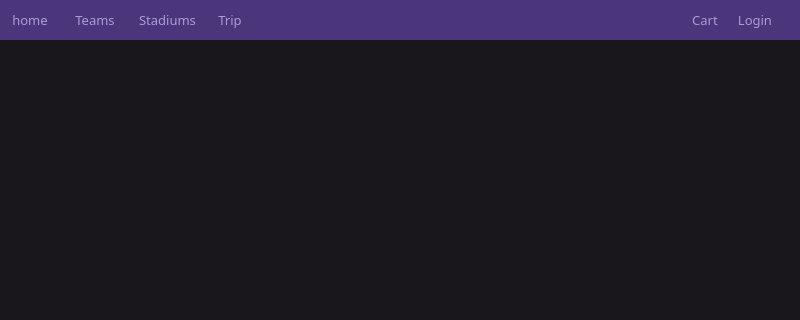
cs1d-baseballproject/Baseball-Project---CS1D, file BaseballProject/mainwindow.ui: the form before one commit; both pictures show x 0 to 800 and y 0 to 320 of the 800 by 600 pixel window.
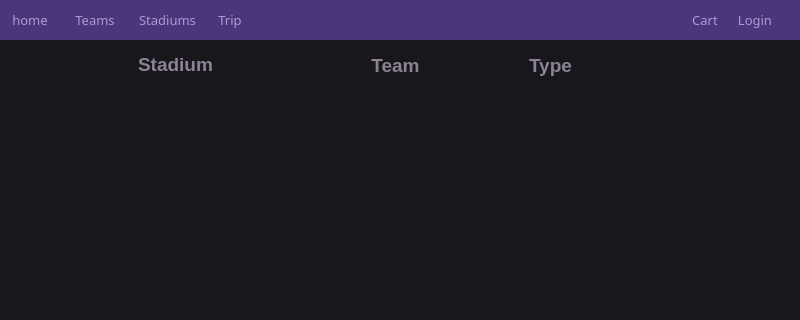
The form after the commit. The open tabs and pages were chosen to show the change.

Commit message: stadium listings complete

What changed in the file:
```diff
--- a/BaseballProject/mainwindow.ui
+++ b/BaseballProject/mainwindow.ui
@@ -1721,7 +1721,155 @@
       </property>
      </widget>
     </widget>
-    <widget class="QWidget" name="stadiumsPage"/>
+    <widget class="QWidget" name="stadiumsPage">
+     <widget class="QListWidget" name="stadiumList">
+      <property name="geometry">
+       <rect>
+        <x>40</x>
+        <y>40</y>
+        <width>271</width>
+        <height>491</height>
+       </rect>
+      </property>
+      <property name="styleSheet">
+       <string notr="true">QListWidget {alternate-background-color: rgb(42, 38, 47); background-color: rgb(25, 23, 28); color: rgb(255, 255, 255)}</string>
+      </property>
+      <property name="frameShape">
+       <enum>QFrame::NoFrame</enum>
+      </property>
+      <property name="frameShadow">
+       <enum>QFrame::Plain</enum>
+      </property>
+      <property name="alternatingRowColors">
+       <bool>true</bool>
+      </property>
+     </widget>
+     <widget class="QListWidget" name="stadiumTeamList">
+      <property name="geometry">
+       <rect>
+        <x>310</x>
+        <y>40</y>
+        <width>171</width>
+        <height>491</height>
+       </rect>
+      </property>
+      <property name="styleSheet">
+       <string notr="true">QListWidget {alternate-background-color: rgb(42, 38, 47); background-color: rgb(25, 23, 28); color: rgb(255, 255, 255)}</string>
+      </property>
+      <property name="frameShape">
+       <enum>QFrame::NoFrame</enum>
+      </property>
+      <property name="frameShadow">
+       <enum>QFrame::Plain</enum>
+      </property>
+      <property name="alternatingRowColors">
+       <bool>true</bool>
+      </property>
+     </widget>
+     <widget class="QListWidget" name="stadiumTypeList">
+      <property name="geometry">
+       <rect>
+        <x>481</x>
+        <y>40</y>
+        <width>141</width>
+        <height>491</height>
+       </rect>
+      </property>
+      <property name="styleSheet">
+       <string notr="true">QListWidget {alternate-background-color: rgb(42, 38, 47); background-color: rgb(25, 23, 28); color: rgb(255, 255, 255)}</string>
+      </property>
+      <property name="frameShape">
+       <enum>QFrame::NoFrame</enum>
+      </property>
+      <property name="frameShadow">
+       <enum>QFrame::Plain</enum>
+      </property>
+      <property name="alternatingRowColors">
+       <bool>true</bool>
+      </property>
+     </widget>
+     <widget class="QLabel" name="label_24">
+      <property name="geometry">
+       <rect>
+        <x>310</x>
+        <y>10</y>
+        <width>171</width>
+        <height>31</height>
+       </rect>
+      </property>
+      <property name="font">
+       <font>
+        <family>Nirmala UI</family>
+        <pointsize>14</pointsize>
+        <weight>75</weight>
+        <bold>true</bold>
+       </font>
+      </property>
+      <property name="styleSheet">
+       <string notr="true">QLabel {color: rgb(137, 131, 149)}</string>
+      </property>
+      <property name="text">
+       <string>Team</string>
+      </property>
+      <property name="alignment">
+       <set>Qt::AlignCenter</set>
+      </property>
+     </widget>
+     <widget class="QLabel" name="label_25">
+      <property name="geometry">
+       <rect>
+        <x>40</x>
+        <y>9</y>
+        <width>271</width>
+        <height>31</height>
+       </rect>
+      </property>
+      <property name="font">
+       <font>
+        <family>Nirmala UI</family>
+        <pointsize>14</pointsize>
+        <weight>75</weight>
+        <bold>true</bold>
+       </font>
+      </property>
+      <property name="styleSheet">
+       <string notr="true">QLabel {color: rgb(137, 131, 149)}</string>
+      </property>
+      <property name="text">
+       <string>Stadium</string>
+      </property>
+      <property name="alignment">
+       <set>Qt::AlignCenter</set>
+      </property>
+     </widget>
+     <widget class="QLabel" name="stadiumListType">
+      <property name="geometry">
+       <rect>
+        <x>480</x>
+        <y>10</y>
+        <width>141</width>
+        <height>31</height>
+       </rect>
+      </property>
+      <property name="font">
+       <font>
+        <family>Nirmala UI</family>
+        <pointsize>14</pointsize>
+        <weight>75</weight>
+        <bold>true</bold>
+       </font>
+      </property>
+      <property name="styleSheet">
+       <string notr="true">QLabel {color: rgb(137, 131, 149)}</string>
+      </property>
+      <property name="text">
+       <string>Type</string>
+      </property>
+      <property name="alignment">
+       <set>Qt::AlignCenter</set>
+      </property>
+     </widget>
+    </widget>
     <widget class="QWidget" name="cartPage"/>
     <widget class="QWidget" name="tripPage"/>
     <widget class="QWidget" name="infoPage">
```
Left out of the diff: 2 changed lines with no effect on the pictures. The commit also changes 61 other files.
